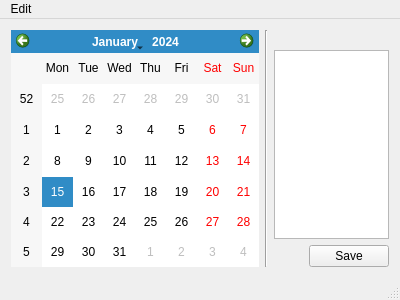
The window that mainwindow.ui (private-yusuke/saveledge) describes before a commit, drawn with Qt 5.
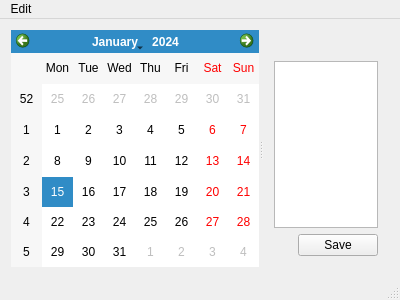
The same window after the commit.

Commit message: Make it flexible

Patch:
```diff
--- a/mainwindow.ui
+++ b/mainwindow.ui
@@ -16,16 +16,12 @@
   <widget class="QWidget" name="centralWidget">
    <layout class="QHBoxLayout" name="horizontalLayout_2">
     <item>
+     <widget class="QSplitter" name="splitter">
+      <property name="orientation">
+       <enum>Qt::Horizontal</enum>
+      </property>
      <widget class="QCalendarWidget" name="calendarWidget"/>
-    </item>
-    <item>
-     <widget class="Line" name="line">
-      <property name="orientation">
-       <enum>Qt::Vertical</enum>
-      </property>
-     </widget>
-    </item>
-    <item>
+      <widget class="QWidget" name="">
      <layout class="QVBoxLayout" name="verticalLayout">
       <item>
        <widget class="QLabel" name="dateLabel">
@@ -35,7 +31,13 @@
        </widget>
       </item>
       <item>
-       <widget class="QTextEdit" name="textEdit"/>
+         <widget class="QTextEdit" name="textEdit">
+          <property name="font">
+           <font>
+            <family>.Keyboard</family>
+           </font>
+          </property>
+         </widget>
       </item>
       <item>
        <layout class="QHBoxLayout" name="horizontalLayout">
@@ -62,6 +64,8 @@
        </layout>
       </item>
      </layout>
+      </widget>
+     </widget>
     </item>
    </layout>
   </widget>
```
Lines whose indentation alone changed are shown as unchanged.
